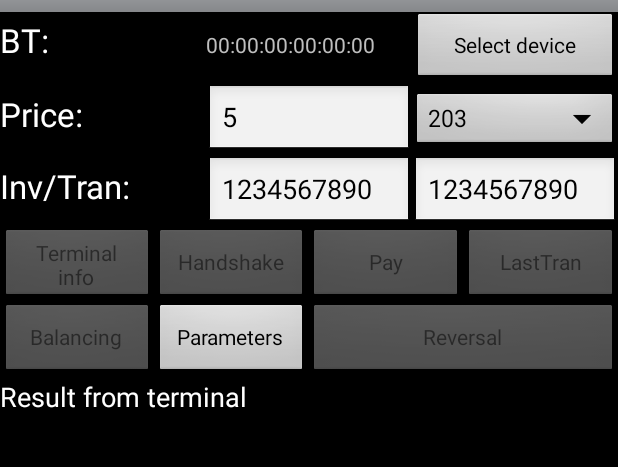
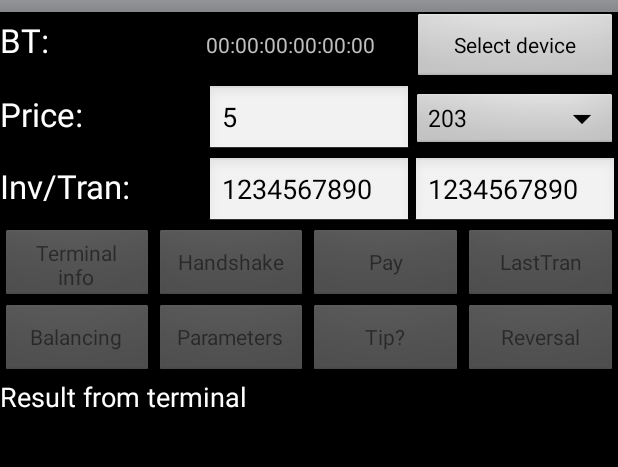
Before and after one commit to krajcovic/blueterm, an Android app: the MbcaBaseActivity screen opened directly, with no data from a screen before it, on a phone screen of 412 x 824 dp, the part 60-527 px from its top. Run offline under Robolectric (Android 15) with nearby library versions, the phone set to English and light mode, and no system bars; our stand-ins replace AdMob; libraries missing offline, so code that uses them is left out: cz.monetplus.blueterm.

Commit message:
Update - release 31

```diff
--- a/androidstudio/MashRegister/app/build.gradle
+++ b/androidstudio/MashRegister/app/build.gradle
@@ -8,8 +8,8 @@ android {
         applicationId "cz.monetplus.mashregister"
         minSdkVersion 16
         targetSdkVersion 23
-        versionCode 30
-        versionName "30.0"
+        versionCode 31
+        versionName "31.0"
     }
     buildTypes {
         release {
--- a/androidstudio/MashRegister/app/src/main/java/cz/monetplus/mashregister/ingenico/MbcaBaseActivity.java
+++ b/androidstudio/MashRegister/app/src/main/java/cz/monetplus/mashregister/ingenico/MbcaBaseActivity.java
@@ -266,6 +266,15 @@ public class MbcaBaseActivity extends AdActivity {
 				doTransaction(TransactionCommand.MBCA_PARAMETERS);
 			}
 		});
+
+		temp = (Button) findViewById(R.id.buttonTip);
+		temp.setOnClickListener(new OnClickListener() {
+
+			@Override
+			public void onClick(View v) {
+				doTransaction(TransactionCommand.SMART_SHOP_TIP);
+			}
+		});
 	}
 
 	@Override
@@ -358,6 +367,10 @@ public class MbcaBaseActivity extends AdActivity {
 		button = (Button) findViewById(R.id.buttonMbcaPay);
 		button.setEnabled(enabled);
 		button = (Button) findViewById(R.id.buttonLastTran);
+		button.setEnabled(enabled);
+		button = (Button) findViewById(R.id.buttonParameters);
+		button.setEnabled(enabled);
+		button = (Button) findViewById(R.id.buttonTip);
 		button.setEnabled(enabled);
 		button = (Button) findViewById(R.id.buttonReversalTransaction);
 		button.setEnabled(lastAuthcode == null ? false : enabled);
--- a/androidstudio/MashRegister/app/src/main/res/layout/activity_mbca_base.xml
+++ b/androidstudio/MashRegister/app/src/main/res/layout/activity_mbca_base.xml
@@ -29,7 +29,6 @@
 
     <LinearLayout
         xmlns:android="http://schemas.android.com/apk/res/android"
-        xmlns:ads="http://schemas.android.com/apk/res-auto"
         android:id="@+id/linearLayoutAds"
         android:layout_width="match_parent"
         android:layout_height="wrap_content"
@@ -165,7 +164,7 @@
                 </EditText>
 
                 <EditText
-                    android:id="@+id/editTicketNumber"
+                    android:id="@+id/editTicketId"
                     android:layout_width="0dp"
                     android:layout_height="wrap_content"
                     android:layout_weight="1"
@@ -227,17 +226,26 @@
 
                 <Button
                     android:id="@+id/buttonParameters"
+                    style="?android:attr/buttonBarButtonStyle"
                     android:layout_width="0dp"
                     android:layout_height="fill_parent"
                     android:layout_weight="1"
                     android:text="@string/textParameters" />
 
                 <Button
+                    style="?android:attr/buttonBarButtonStyle"
+                    android:id="@+id/buttonTip"
+                    android:layout_width="0dp"
+                    android:layout_height="fill_parent"
+                    android:layout_weight="1"
+                    android:text="@string/textTip" />
+
+                <Button
                     android:id="@+id/buttonReversalTransaction"
                     style="?android:attr/buttonBarButtonStyle"
                     android:layout_width="0dp"
                     android:layout_height="fill_parent"
-                    android:layout_weight="2"
+                    android:layout_weight="1"
                     android:enabled="false"
                     android:text="@string/textReversal" />
 
--- a/androidstudio/MashRegister/app/src/main/res/values/strings.xml
+++ b/androidstudio/MashRegister/app/src/main/res/values/strings.xml
@@ -79,5 +79,9 @@
     <string name="textRestriction">Restriction:</string>
     <string name="textParameters">Parameters</string>
     <string name="textReversal">Reversal</string>
+    <string name="textTip">Tip?</string>
+    <string name="defaultTipValue">1</string>
+    <string name="buktTextLastTran">Last Tran</string>
+    <string name="butTextFFU">FFU</string>
 
 </resources>
```
Also changed, not shown: androidstudio/MashRegister/app/src/main/java/cz/monetplus/mashregister/ingenico/SmartShopBaseActivity.java (+12 -6 lines), androidstudio/MashRegister/app/src/main/res/layout/activity_example.xml (deleted, +0 -16 lines), androidstudio/MashRegister/app/src/main/res/layout/activity_smartshop_base.xml (+11 -3 lines), 1 other file.
